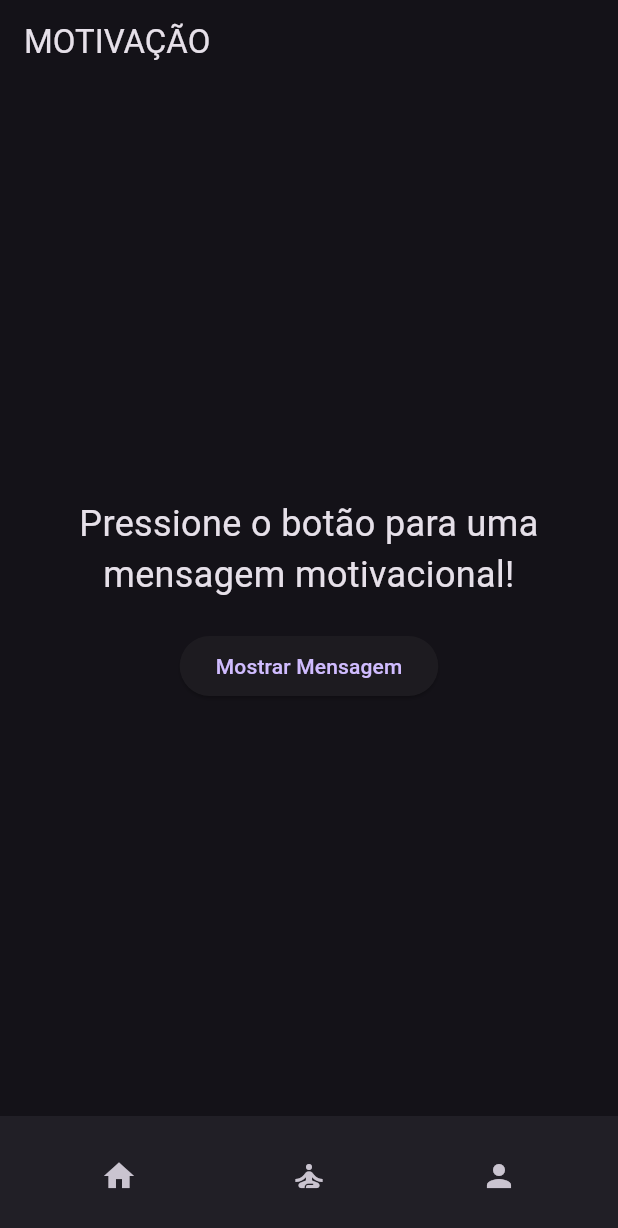
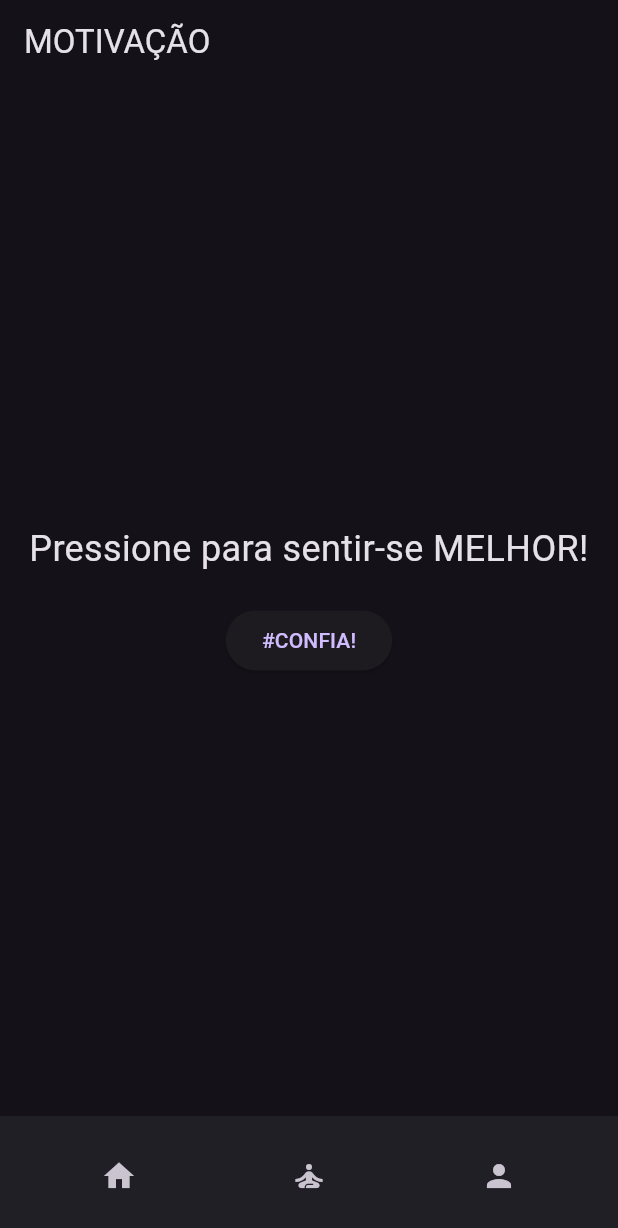
Before and after one commit to luizsaling/saudeMental0.0.3, a Flutter app: the screen it shows after launch, item 3 of the bottom bar chosen, on a phone screen of 412 x 824 dp. Shown: the top 1228 px of the screen. Run offline on Flutter 3.47's test engine with Material 3 defaults, Android fonts, the light colour scheme and no system bars; our stand-ins replace sqflite, youtube_player_flutter; accounts and stored records are empty.

Commit message:
Fix
Alterado textos da função motivação.

```diff
--- a/lib/main.dart
+++ b/lib/main.dart
@@ -212,10 +212,10 @@ class MeditationScreen extends StatelessWidget {
 
 class PlaceholderScreen extends StatefulWidget {
   @override
-  _PlaceholderScreenState createState() => _PlaceholderScreenState();
+  PlaceholderScreenState createState() => PlaceholderScreenState();
 }
 
-class _PlaceholderScreenState extends State<PlaceholderScreen> {
+class PlaceholderScreenState extends State<PlaceholderScreen> {
   final List<String> _texts = [
     'Acredite em você!',
     'Nunca desista dos seus sonhos.',
@@ -224,7 +224,7 @@ class _PlaceholderScreenState extends State<PlaceholderScreen> {
     'Você é mais forte do que imagina.',
   ];
 
-  String _displayedText = 'Pressione o botão para uma mensagem motivacional!';
+  String _displayedText = 'Pressione para sentir-se MELHOR!';
 
   void _showRandomText() {
     final random = Random();
@@ -251,7 +251,7 @@ class _PlaceholderScreenState extends State<PlaceholderScreen> {
             SizedBox(height: 20),
             ElevatedButton(
               onPressed: _showRandomText,
-              child: Text('Mostrar Mensagem'),
+              child: Text('#CONFIA!'),
             ),
           ],
         ),
```
